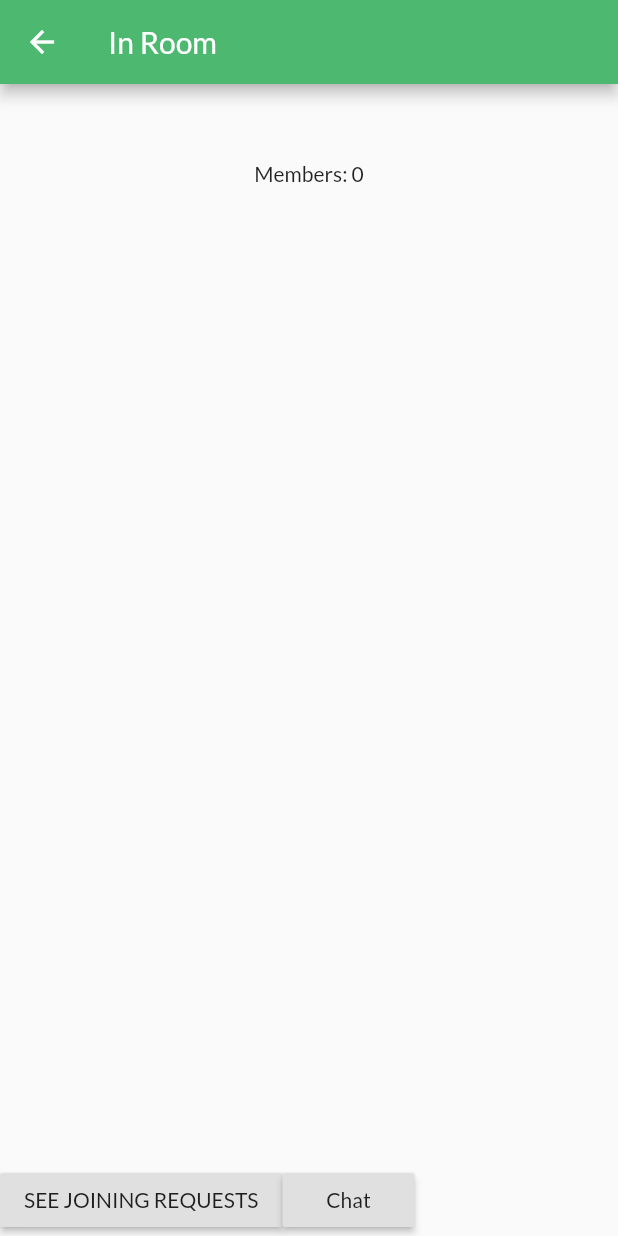
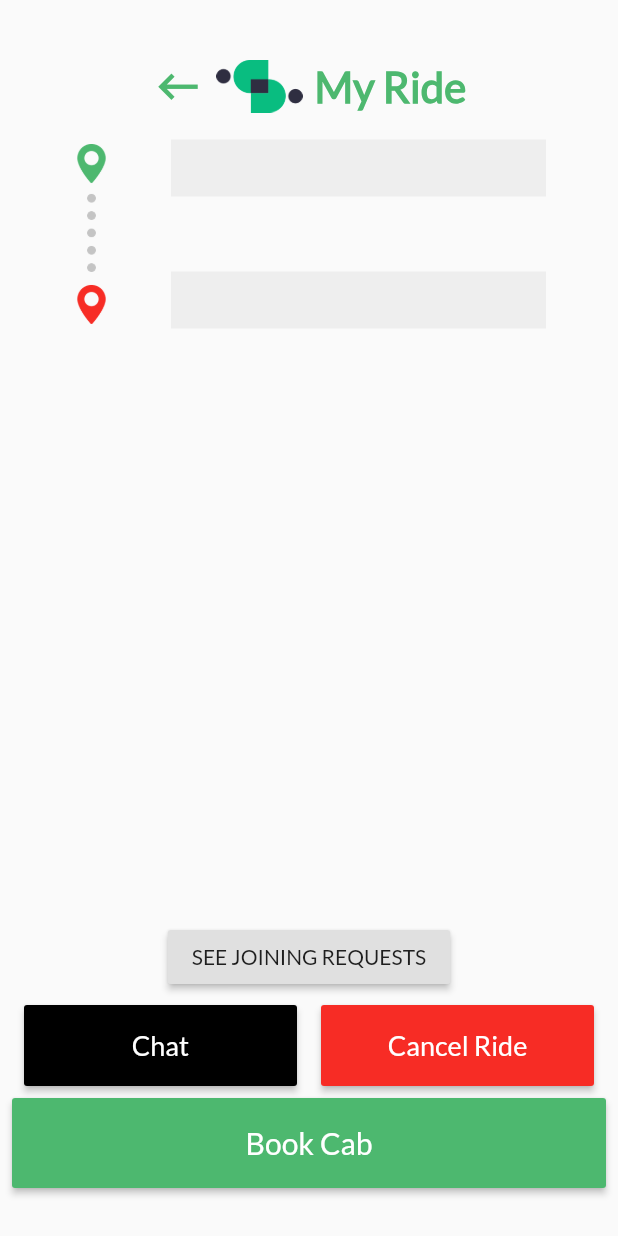
Before and after one commit to Kartik2301/scab_flutter, a Flutter app: the InRoom screen opened directly with empty values, on a phone screen of 412 x 824 dp. Run offline on Flutter 3.47's test engine with Material 2 defaults, Android fonts, the phone set to English and light mode, and no system bars; our stand-ins replace cloud_firestore, firebase_auth, fluttertoast, google_sign_in, modal_progress_hud, shared_preferences; accounts and stored records are empty.

Commit message:
UI Improvements

```diff
--- a/lib/screens/in_room_screen.dart
+++ b/lib/screens/in_room_screen.dart
@@ -97,24 +97,42 @@ class _InRoomState extends State<InRoom> {
   @override
   Widget build(BuildContext context) {
     return Scaffold(
-      appBar: AppBar(title: Text('In Room'),backgroundColor: kThemeColor,),
-      body: Column(
+      body: Padding(
+        padding:EdgeInsets.symmetric(vertical: 32,horizontal: 8),
+        child: Column(
           children: <Widget>[
-          Expanded(
-            child: Row(
-              mainAxisAlignment: MainAxisAlignment.spaceBetween,
+            TitleRow(title: 'My Ride'),
+            SizedBox(height: 10,),
+            Row(
+              mainAxisAlignment: MainAxisAlignment.center,
               children: <Widget>[
-                Padding(
-                  padding: const EdgeInsets.all(32.0),
-                  child: Text(widget.source),
+                Image(
+                  height: 120,
+                  image: AssetImage('images/maps_markers.png'),
                 ),
-                Text('Members: $numberOfMembers'),
-                Padding(
-                  padding: const EdgeInsets.all(32.0),
-                  child: Text(widget.destination),
+                SizedBox(width: 40,),
+                Column(
+                  children: <Widget>[
+                    Container(
+                      width: 250,
+                      color: Colors.grey[200],
+                      child: Padding(
+                        padding: EdgeInsets.symmetric(vertical: 8,horizontal: 16),
+                        child: Text(widget.source,style: TextStyle(fontSize: 18),),
+                      ),
+                    ),
+                    SizedBox(height: 50,),//TODO: No. of members to be shown
+                    Container(
+                      width: 250,
+                      color: Colors.grey[200],
+                      child: Padding(
+                        padding: EdgeInsets.symmetric(vertical: 8,horizontal: 16),
+                        child: Text(widget.destination,style: TextStyle(fontSize: 18),),
+                      ),
                     ),
                   ],
                 ),
+              ],
             ),
             Expanded(
               flex: 5,
@@ -127,25 +145,57 @@ class _InRoomState extends State<InRoom> {
                 ),
               ),
             ),
-          Row(
-            children: <Widget>[
             RaisedButton(
               child: Text('SEE JOINING REQUESTS'),
               onPressed: () {
                 Navigator.push(context, MaterialPageRoute(builder: (context)=>RequestsPage(requestsList: requestsList,)));
               },
             ),
-              RaisedButton(
-                child: Text('Chat'),
+            Row(
+              mainAxisAlignment: MainAxisAlignment.spaceBetween,
+              children: <Widget>[
+                Expanded(
+                  child: Padding(
+                    padding: const EdgeInsets.all(8.0),
+                    child: RaisedButton(
+                      color: kBlack,
+                      child: Padding(
+                        padding: const EdgeInsets.symmetric(horizontal: 8,vertical: 16),
+                        child: Text('Chat',style: TextStyle(fontSize: 18,color: Colors.white),),
+                      ),
                       onPressed: (){
                         Navigator.push(context, MaterialPageRoute(
                           builder: (context)=>ChatScreen(source: widget.source,roomId: widget.roomId,)
                         ));
                       },
+                    ),
+                  ),
+                ),
+                Expanded(
+                  child: Padding(
+                    padding: const EdgeInsets.all(8.0),
+                    child: RaisedButton(
+                      color: kRed,
+                      child: Padding(
+                        padding: const EdgeInsets.symmetric(horizontal: 8,vertical: 16),
+                        child: Text('Cancel Ride',style: TextStyle(fontSize: 18,color: Colors.white),),
+                      ),
+                      onPressed: (){
+                        //TODO: Implement Delete Room Functionality
+                      },
+                    ),
+                  ),
+                ),
+              ],
+            ),
+            BottomLargeButton(
+              text: 'Book Cab',
+              onPressed: (){
+                //Implement Booking Functionality
+              },
             )
           ],
         ),
-        ],
       ),
     );
   }
@@ -193,12 +243,14 @@ class _ChatScreenState extends State<ChatScreen> {
         if(type==kMessageType) {
           newList.add(MessageBubble(text: textMsg,
             sender: sender,
+            type: type,
             isMe: senderUid == IntroScreen.getUid(),));
         }
         else if (type==kIntroType){
             newList.add(MessageBubble(
               text: '$sender has joined the room',
               sender: sender,
+              type: type,
               isMe: false,));
           }
       }
@@ -235,15 +287,24 @@ class _ChatScreenState extends State<ChatScreen> {
               child: Row(
                 children: <Widget>[
                   Expanded(
+                    child: Padding(
+                      padding: const EdgeInsets.all(8.0),
                       child: TextField(
                         onChanged: (value){
                           text = value;
                         },
                         controller: controller,
+                        cursorColor: kRed,
+                        style: TextStyle(fontSize: 18),
+                      ),
                     ),
                   ),
                   RaisedButton(
-                    child: Text('Send'),
+                    color: kThemeColor,
+                    child: Padding(
+                      padding: const EdgeInsets.all(8.0),
+                      child: Text('Send',style: TextStyle(color: Colors.white,fontSize: 18),),
+                    ),
                     onPressed: (){
                       //SEND MESSAGE
                       controller.clear();
--- a/lib/screens/show_profile.dart
+++ b/lib/screens/show_profile.dart
@@ -17,7 +17,11 @@ class ShowProfile extends StatelessWidget {
           mainAxisAlignment: MainAxisAlignment.spaceEvenly,
           children: <Widget>[
             CircleAvatar(
-              child: Image.network(_user.imageUrl),
+              radius: 45,
+              child: ClipRRect(
+                borderRadius: BorderRadius.circular(50),
+                child: Image.network(_user.imageUrl),
+              ),
             ),
             Center(child: Text(_user.fullName)),
             Center(child: Text(_user.email)),
```
Also changed, not shown: lib/resources/components.dart (+19 -10 lines), lib/screens/room_search_screen.dart (+26 -18 lines). Lines whose indentation alone changed are shown as unchanged.
